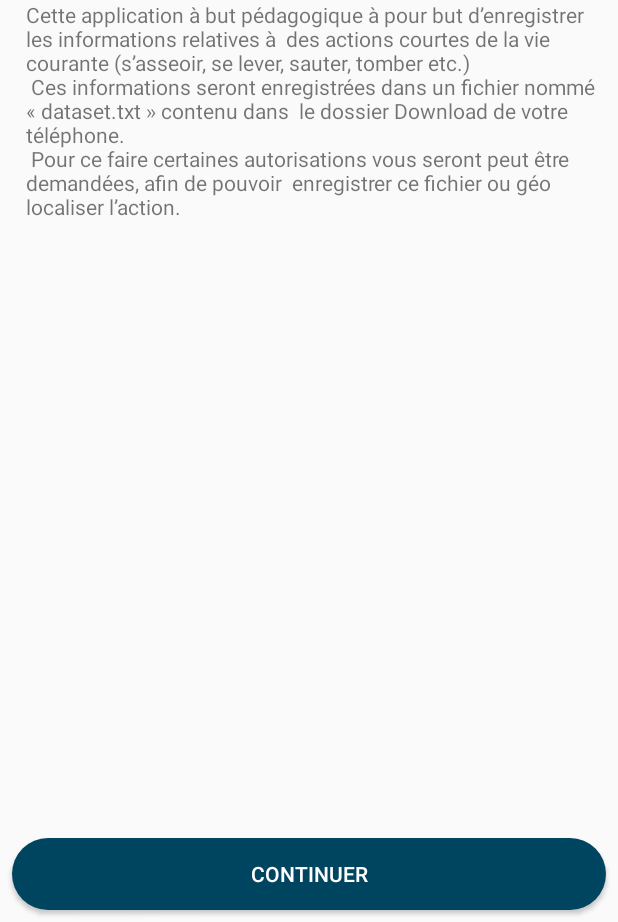
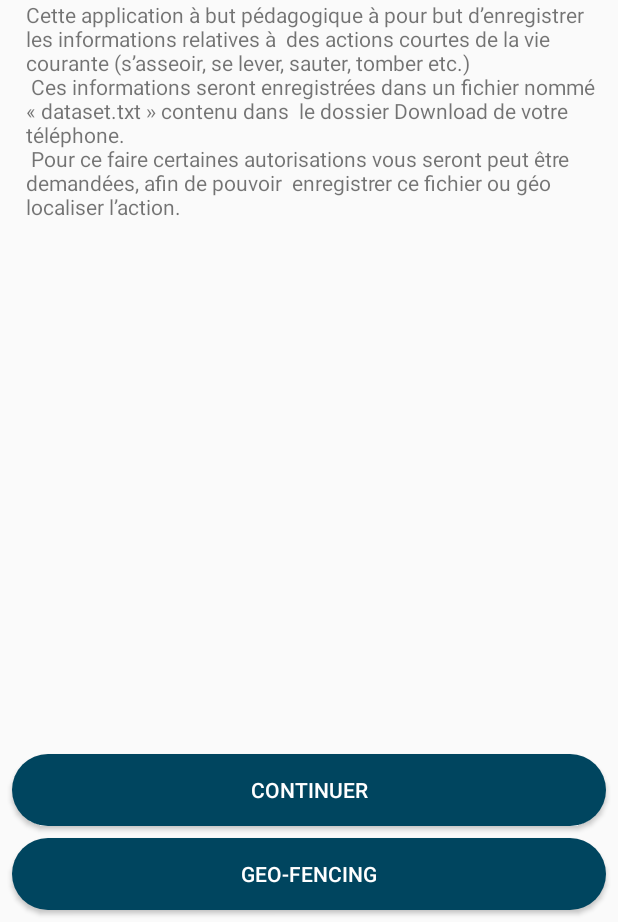
Before and after one commit to Asifadam93/UserActivityRecognition, an Android app: the screen it shows after launch (MainActivity), on a phone screen of 412 x 824 dp, the part 314-1236 px from its top. Run offline under Robolectric (Android 15) with nearby library versions, the phone set to English and light mode, and no system bars.

Commit message:
button geo fencing added

```diff
--- a/Android/app/src/main/java/com/example/asif/useractivityrecognition/MainActivity.java
+++ b/Android/app/src/main/java/com/example/asif/useractivityrecognition/MainActivity.java
@@ -7,7 +7,6 @@ import android.support.annotation.NonNull;
 import android.support.v4.app.ActivityCompat;
 import android.support.v4.app.ActivityCompat.OnRequestPermissionsResultCallback;
 import android.support.v4.content.ContextCompat;
-import android.support.v7.app.AlertDialog;
 import android.support.v7.app.AppCompatActivity;
 import android.os.Bundle;
 import android.util.Log;
@@ -26,15 +25,20 @@ public class MainActivity extends AppCompatActivity implements OnRequestPermissi
     @Override
     protected void onCreate(Bundle savedInstanceState) {
         super.onCreate(savedInstanceState);
+        setContentView(R.layout.activity_main);
 
-        setContentView(R.layout.activity_main);
-        Button validateButton =  this.findViewById(R.id.validateButtonView);
-
-        validateButton.setOnClickListener(new View.OnClickListener() {
+        findViewById(R.id.validateButtonView).setOnClickListener(new View.OnClickListener() {
             @Override
             public void onClick(View view) {
                 Intent intent = new Intent(getApplicationContext(), RecordActivity.class);
                 startActivity(intent);
+            }
+        });
+
+        findViewById(R.id.geoLocButton).setOnClickListener(new View.OnClickListener() {
+            @Override
+            public void onClick(View view) {
+
             }
         });
 
--- a/Android/app/src/main/res/layout/activity_main.xml
+++ b/Android/app/src/main/res/layout/activity_main.xml
@@ -56,16 +56,28 @@
         android:id="@+id/validateButtonView"
         android:layout_width="0dp"
         android:layout_height="wrap_content"
-        android:layout_marginBottom="8dp"
+        android:layout_marginBottom="64dp"
         android:layout_marginEnd="8dp"
         android:layout_marginStart="8dp"
-        android:layout_marginTop="8dp"
         android:background="@drawable/round_button_shape"
         android:text="@string/presentation_button_continue"
         android:textColor="@color/colorAccent"
         app:layout_constraintBottom_toBottomOf="parent"
         app:layout_constraintEnd_toEndOf="parent"
-        app:layout_constraintStart_toStartOf="parent"
-        app:layout_constraintTop_toBottomOf="@+id/scrollView" />
+        app:layout_constraintStart_toStartOf="parent" />
+
+    <Button
+        android:id="@+id/geoLocButton"
+        android:layout_width="0dp"
+        android:layout_height="wrap_content"
+        android:layout_marginBottom="8dp"
+        android:layout_marginEnd="8dp"
+        android:layout_marginStart="8dp"
+        android:background="@drawable/round_button_shape"
+        android:text="@string/geo_fencing_button"
+        android:textColor="@color/colorAccent"
+        app:layout_constraintBottom_toBottomOf="parent"
+        app:layout_constraintEnd_toEndOf="parent"
+        app:layout_constraintStart_toStartOf="parent" />
 
 </android.support.constraint.ConstraintLayout>
--- a/Android/app/src/main/res/values/strings.xml
+++ b/Android/app/src/main/res/values/strings.xml
@@ -15,7 +15,7 @@
     </string>
     <string name="presentation_logo_description">"Logo de l'application"</string>
     <string name="presentation_button_continue">"Continuer"</string>
-
+    <string name="geo_fencing_button">"Geo-Fencing"</string>
 
 
     <string name="action_settings">Settings</string>
```
Also changed, not shown: 1 other file.
